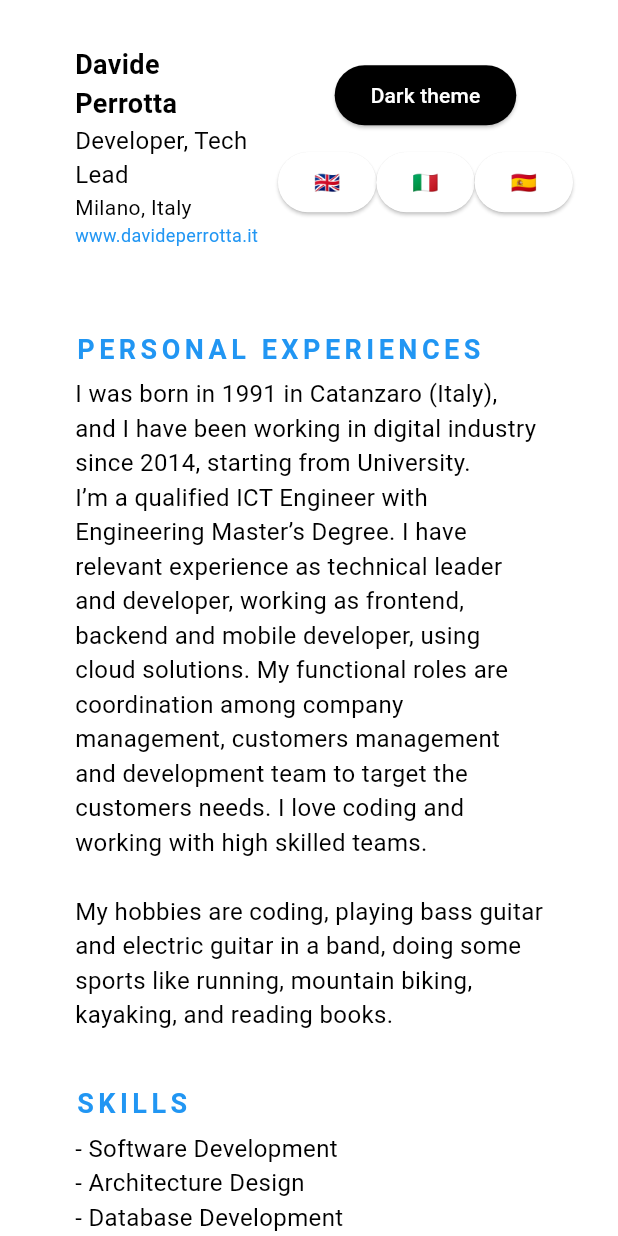
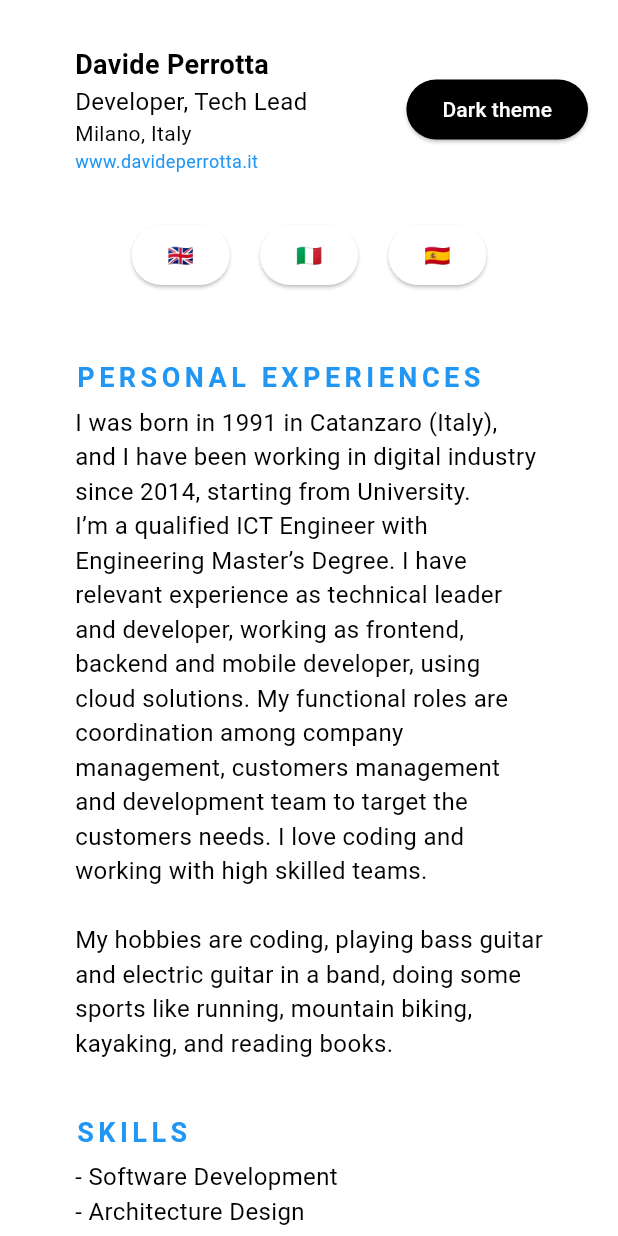
Before and after one commit to davideperrotta/resume_app, a Flutter app: the screen it shows after launch, on a phone screen of 412 x 824 dp. Run offline on Flutter 3.47's test engine with Material 3 defaults, Android fonts, the light colour scheme and no system bars; our stand-ins replace bloc, equatable, flutter_bloc, responsive_builder.

Commit message:
setting multilanguage part 5

```diff
--- a/lib/labels.dart
+++ b/lib/labels.dart
@@ -35,13 +35,13 @@ final Map<String, Map<String, String>> labels = {
   },
   'es': {
     'personalExperiencesTitle': 'EXPERIENCIAS PERSONALES',
-    'personalExperiencesDesc': 'Nací en 1991 en Catanzaro (Italia) y trabajo en la industria digital desde 2014, desde la universidad.\nSoy ingeniero TIC titulado con máster en ingeniería. Tengo experiencia relevante como líder técnico y desarrollador, trabajando como desarrollador frontend, backend y móvil, utilizando soluciones en la nube. Mis funciones funcionales son la coordinación entre la dirección de la empresa, la gestión de clientes y el equipo de desarrollo para abordar las necesidades de los clientes. Me encanta codificar y trabajar con equipos altamente calificados.\n\nMis pasatiempos son codificar, tocar el bajo y la guitarra eléctrica en una banda, practicar algunos deportes como correr, andar en bicicleta de montaña, hacer kayak y leer libros.',
+    'personalExperiencesDesc': 'Nací en 1991 en Catanzaro (Italia) y trabajo en la industria digital desde 2014, desde la universidad.\nSoy ingeniero TIC titulado con máster en ingeniería. Tengo experiencia relevante como líder técnico y desarrollador, trabajando como desarrollador frontend, backend y móvil, utilizando soluciones en Cloud. Mis funciones funcionales son la coordinación entre la dirección de la empresa, la gestión de clientes y el equipo de desarrollo para abordar las necesidades de los clientes. Me encanta codificar y trabajar con equipos altamente calificados.\n\nMis pasatiempos son codificar, tocar el bajo y la guitarra eléctrica en una banda, practicar algunos deportes como correr, andar en bicicleta de montaña, hacer kayak y leer libros.',
     'skillsTitle': 'HABILIDADES',
     'skillsDesc': '- Desarrollo de software\n- Diseño de arquitectura\n- Desarrollo de bases de datos\n- Gestión técnica\n- Capacitación',
     'relevantExperiencesTitle': 'EXPERIENCIAS RELEVANTES',
     'relevantExperiencesDesc': '- Desarrollo de aplicaciones frontend, backend, móviles\n- Diseño y desarrollo de bases de datos relacionales y no relacionales (SQL y NoSQL)\n- Análisis de rendimiento de cargas de aplicaciones, desarrollo de soluciones de caché para mejorar el rendimiento\n- Desarrollo de soluciones para asegurar aplicaciones (Penetration Testing)\n- Diseño y desarrollo de soluciones de infraestructura Cloud en AWS\n- Coordinación del equipo de desarrollo y capacitación de los recursos junior y medios del equipo\n- Análisis de los requisitos del cliente, redacción de soluciones técnicas y coste estimado',
     'professionalExperiencesTitle': 'EXPERIENCIAS PROFESIONALES',
-    'professionalExperiencesDesc1': 'Desarrollador líder de proyectos frontend, backend y mobile. Diseñador de arquitecturas en la nube.',
+    'professionalExperiencesDesc1': 'Desarrollador líder de proyectos frontend, backend y mobile. Diseñador de arquitecturas en Cloud.',
     'professionalExperiencesDesc2': 'Desarrollador para administraciones públicas y plataformas bancarias',
     'professionalExperiencesDesc3': 'Desarrollador Backend y Frontend para plataformas de comercio electrónico',
     'trainingTitle': 'CAPACITACIÓN',
--- a/lib/main.dart
+++ b/lib/main.dart
@@ -386,12 +386,21 @@ class MainPageComponent extends StatelessWidget {
                             },
                             child: const Text('Light theme'),
                           ),
+                  ],
+                ),
+              ],
+            ),
+          ),
+          Column(
+            children: [
               Padding(
                 padding: const EdgeInsets.all(10),
                 child: Row(
                   mainAxisAlignment: MainAxisAlignment.center,
                   children: [
-                          ElevatedButton(
+                    Padding(
+                      padding: const EdgeInsets.symmetric(horizontal: 10.0),
+                      child: ElevatedButton(
                         onPressed: () {
                           context.read<OptionsCubit>().setLanguage('en');
                         },
@@ -401,7 +410,10 @@ class MainPageComponent extends StatelessWidget {
                         ),
                         child: const Text('\u{1F1EC}\u{1F1E7}'),
                       ),
-                          ElevatedButton(
+                    ),
+                    Padding(
+                      padding: const EdgeInsets.symmetric(horizontal: 10.0),
+                      child: ElevatedButton(
                         onPressed: () {
                           context.read<OptionsCubit>().setLanguage('it');
                         },
@@ -411,7 +423,10 @@ class MainPageComponent extends StatelessWidget {
                         ),
                         child: const Text('\u{1F1EE}\u{1F1F9}'),
                       ),
-                          ElevatedButton(
+                    ),
+                    Padding(
+                      padding: const EdgeInsets.symmetric(horizontal: 10.0),
+                      child: ElevatedButton(
                         onPressed: () {
                           context.read<OptionsCubit>().setLanguage('es');
                         },
@@ -421,13 +436,11 @@ class MainPageComponent extends StatelessWidget {
                         ),
                         child: const Text('\u{1F1EA}\u{1F1F8}'),
                       ),
+                    )
                   ],
                 ),
               )
             ],
-                ),
-              ],
-            ),
           ),
           Row(
               mainAxisAlignment: MainAxisAlignment.start,
```
Lines whose indentation alone changed are shown as unchanged.
